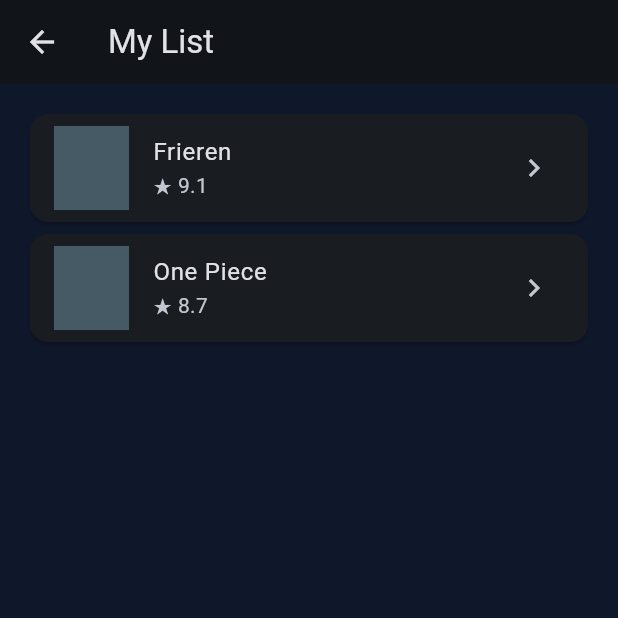
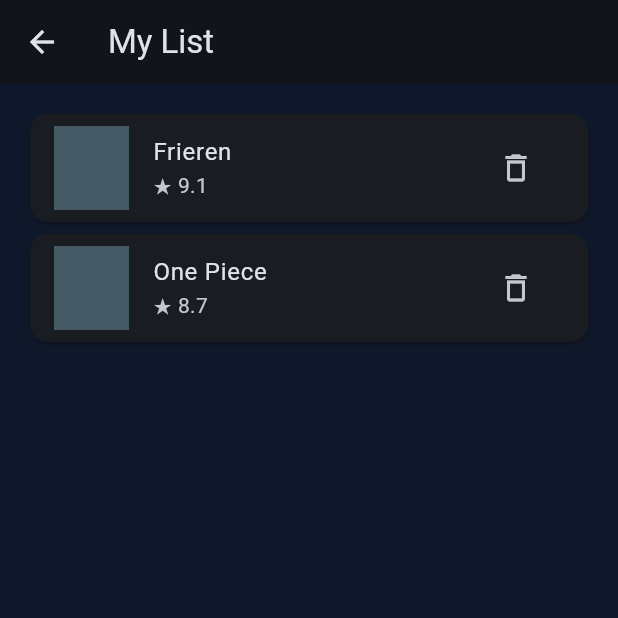
Before and after one commit to Iydann/NimeList, a Flutter app: the MyListScreen screen opened directly, on a phone screen of 412 x 824 dp, the top half of it. Run offline on Flutter 3.47's test engine with Material 3 defaults, Android fonts, the phone set to English and light mode, and no system bars.

Commit message:
delete list ui

```diff
--- a/lib/screens/my_list_screen.dart
+++ b/lib/screens/my_list_screen.dart
@@ -1,23 +1,28 @@
 import 'package:flutter/material.dart';
 import 'detail_screen.dart';
 
-class MyListScreen extends StatelessWidget {
+class MyListScreen extends StatefulWidget {
   const MyListScreen({super.key});
 
   @override
+  State<MyListScreen> createState() => _MyListScreenState();
+}
+
+class _MyListScreenState extends State<MyListScreen> {
+  final List<Map<String, String>> _myAnime = [
+    {'title': 'Frieren', 'score': '9.1', 'status': 'Finished Airing'},
+    {'title': 'One Piece', 'score': '8.7', 'status': 'Currently Airing'},
+  ];
+
+  @override
   Widget build(BuildContext context) {
-    final List<Map<String, String>> myAnime = [
-      {'title': 'Frieren', 'score': '9.1', 'status': 'Finished Airing'},
-      {'title': 'One Piece', 'score': '8.7', 'status': 'Currently Airing'},
-    ];
-
     return Scaffold(
       appBar: AppBar(title: const Text('My List')),
       body: ListView.builder(
         padding: const EdgeInsets.all(16),
-        itemCount: myAnime.length,
+        itemCount: _myAnime.length,
         itemBuilder: (context, index) {
-          final anime = myAnime[index];
+          final anime = _myAnime[index];
 
           return Card(
             child: ListTile(
@@ -27,7 +32,14 @@
               ),
               title: Text(anime['title']!),
               subtitle: Text('★ ${anime['score']}'),
-              trailing: const Icon(Icons.chevron_right),
+              trailing: IconButton(
+                icon: const Icon(Icons.delete_outline),
+                onPressed: () {
+                  setState(() {
+                    _myAnime.removeAt(index);
+                  });
+                },
+              ),
               onTap: () {
                 Navigator.push(
                   context,
```
Also changed, not shown: lib/screens/login_screen.dart (+1 -28 lines), lib/screens/register_screen.dart (deleted, +0 -50 lines).
